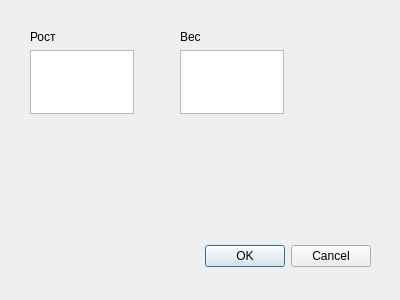
sis34/msiu, file new_task_interface/medicine/dialog.ui: the form before one commit.
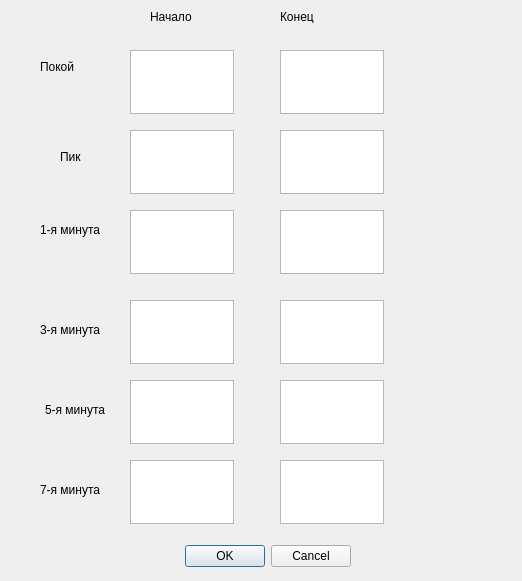
The form after the commit.

What changed in the file:
```diff
--- a/new_task_interface/medicine/dialog.ui
+++ b/new_task_interface/medicine/dialog.ui
@@ -6,8 +6,8 @@
    <rect>
     <x>0</x>
     <y>0</y>
-    <width>400</width>
-    <height>300</height>
+    <width>522</width>
+    <height>581</height>
    </rect>
   </property>
   <property name="windowTitle">
@@ -16,8 +16,8 @@
   <widget class="QDialogButtonBox" name="buttonBox">
    <property name="geometry">
     <rect>
-     <x>30</x>
-     <y>240</y>
+     <x>10</x>
+     <y>540</y>
      <width>341</width>
      <height>32</height>
     </rect>
@@ -32,7 +32,7 @@
   <widget class="QTextEdit" name="height">
    <property name="geometry">
     <rect>
-     <x>30</x>
+     <x>130</x>
      <y>50</y>
      <width>104</width>
      <height>64</height>
@@ -51,7 +51,7 @@
   <widget class="QTextEdit" name="weight">
    <property name="geometry">
     <rect>
-     <x>180</x>
+     <x>280</x>
      <y>50</y>
      <width>104</width>
      <height>64</height>
@@ -67,27 +67,295 @@
   <widget class="QLabel" name="label">
    <property name="geometry">
     <rect>
-     <x>30</x>
-     <y>30</y>
+     <x>40</x>
+     <y>60</y>
      <width>46</width>
      <height>13</height>
     </rect>
    </property>
    <property name="text">
-    <string>Рост</string>
+    <string>Покой</string>
    </property>
   </widget>
   <widget class="QLabel" name="label_2">
    <property name="geometry">
     <rect>
-     <x>180</x>
-     <y>30</y>
+     <x>280</x>
+     <y>10</y>
      <width>46</width>
      <height>13</height>
     </rect>
    </property>
    <property name="text">
-    <string>Вес</string>
+    <string>Конец</string>
+   </property>
+  </widget>
+  <widget class="QTextEdit" name="top_begin">
+   <property name="geometry">
+    <rect>
+     <x>130</x>
+     <y>130</y>
+     <width>104</width>
+     <height>64</height>
+    </rect>
+   </property>
+   <property name="whatsThis">
+    <string>рост</string>
+   </property>
+   <property name="inputMethodHints">
+    <set>Qt::ImhDigitsOnly</set>
+   </property>
+   <property name="autoFormatting">
+    <set>QTextEdit::AutoAll</set>
+   </property>
+  </widget>
+  <widget class="QTextEdit" name="top_end">
+   <property name="geometry">
+    <rect>
+     <x>280</x>
+     <y>130</y>
+     <width>104</width>
+     <height>64</height>
+    </rect>
+   </property>
+   <property name="whatsThis">
+    <string>рост</string>
+   </property>
+   <property name="inputMethodHints">
+    <set>Qt::ImhDigitsOnly</set>
+   </property>
+   <property name="autoFormatting">
+    <set>QTextEdit::AutoAll</set>
+   </property>
+  </widget>
+  <widget class="QTextEdit" name="first_minute_begin">
+   <property name="geometry">
+    <rect>
+     <x>130</x>
+     <y>210</y>
+     <width>104</width>
+     <height>64</height>
+    </rect>
+   </property>
+   <property name="whatsThis">
+    <string>рост</string>
+   </property>
+   <property name="inputMethodHints">
+    <set>Qt::ImhDigitsOnly</set>
+   </property>
+   <property name="autoFormatting">
+    <set>QTextEdit::AutoAll</set>
+   </property>
+  </widget>
+  <widget class="QTextEdit" name="first_minute_end">
+   <property name="geometry">
+    <rect>
+     <x>280</x>
+     <y>210</y>
+     <width>104</width>
+     <height>64</height>
+    </rect>
+   </property>
+   <property name="whatsThis">
+    <string>рост</string>
+   </property>
+   <property name="inputMethodHints">
+    <set>Qt::ImhDigitsOnly</set>
+   </property>
+   <property name="autoFormatting">
+    <set>QTextEdit::AutoAll</set>
+   </property>
+  </widget>
+  <widget class="QTextEdit" name="third_minute_begin">
+   <property name="geometry">
+    <rect>
+     <x>130</x>
+     <y>300</y>
+     <width>104</width>
+     <height>64</height>
+    </rect>
+   </property>
+   <property name="whatsThis">
+    <string>рост</string>
+   </property>
+   <property name="inputMethodHints">
+    <set>Qt::ImhDigitsOnly</set>
+   </property>
+   <property name="autoFormatting">
+    <set>QTextEdit::AutoAll</set>
+   </property>
+  </widget>
+  <widget class="QTextEdit" name="third_minute_end">
+   <property name="geometry">
+    <rect>
+     <x>280</x>
+     <y>300</y>
+     <width>104</width>
+     <height>64</height>
+    </rect>
+   </property>
+   <property name="whatsThis">
+    <string>рост</string>
+   </property>
+   <property name="inputMethodHints">
+    <set>Qt::ImhDigitsOnly</set>
+   </property>
+   <property name="autoFormatting">
+    <set>QTextEdit::AutoAll</set>
+   </property>
+  </widget>
+  <widget class="QTextEdit" name="seventh_minute_begin">
+   <property name="geometry">
+    <rect>
+     <x>130</x>
+     <y>460</y>
+     <width>104</width>
+     <height>64</height>
+    </rect>
+   </property>
+   <property name="whatsThis">
+    <string>рост</string>
+   </property>
+   <property name="inputMethodHints">
+    <set>Qt::ImhDigitsOnly</set>
+   </property>
+   <property name="autoFormatting">
+    <set>QTextEdit::AutoAll</set>
+   </property>
+  </widget>
+  <widget class="QTextEdit" name="fifth_minute_end">
+   <property name="geometry">
+    <rect>
+     <x>280</x>
+     <y>380</y>
+     <width>104</width>
+     <height>64</height>
+    </rect>
+   </property>
+   <property name="whatsThis">
+    <string>рост</string>
+   </property>
+   <property name="inputMethodHints">
+    <set>Qt::ImhDigitsOnly</set>
+   </property>
+   <property name="autoFormatting">
+    <set>QTextEdit::AutoAll</set>
+   </property>
+  </widget>
+  <widget class="QTextEdit" name="seventh_minute_end">
+   <property name="geometry">
+    <rect>
+     <x>280</x>
+     <y>460</y>
+     <width>104</width>
+     <height>64</height>
+    </rect>
+   </property>
+   <property name="whatsThis">
+    <string>рост</string>
+   </property>
+   <property name="inputMethodHints">
+    <set>Qt::ImhDigitsOnly</set>
+   </property>
+   <property name="autoFormatting">
+    <set>QTextEdit::AutoAll</set>
+   </property>
+  </widget>
+  <widget class="QTextEdit" name="fifth_minute_begin">
+   <property name="geometry">
+    <rect>
+     <x>130</x>
+     <y>380</y>
+     <width>104</width>
+     <height>64</height>
+    </rect>
+   </property>
+   <property name="whatsThis">
+    <string>рост</string>
+   </property>
+   <property name="inputMethodHints">
+    <set>Qt::ImhDigitsOnly</set>
+   </property>
+   <property name="autoFormatting">
+    <set>QTextEdit::AutoAll</set>
+   </property>
+  </widget>
+  <widget class="QLabel" name="label_3">
+   <property name="geometry">
+    <rect>
+     <x>40</x>
+     <y>480</y>
+     <width>71</width>
+     <height>20</height>
+    </rect>
+   </property>
+   <property name="text">
+    <string>7-я минута</string>
+   </property>
+  </widget>
+  <widget class="QLabel" name="label_5">
+   <property name="geometry">
+    <rect>
+     <x>150</x>
+     <y>10</y>
+     <width>46</width>
+     <height>13</height>
+    </rect>
+   </property>
+   <property name="text">
+    <string>Начало</string>
+   </property>
+  </widget>
+  <widget class="QLabel" name="label_6">
+   <property name="geometry">
+    <rect>
+     <x>60</x>
+     <y>150</y>
+     <width>46</width>
+     <height>13</height>
+    </rect>
+   </property>
+   <property name="text">
+    <string>Пик</string>
+   </property>
+  </widget>
+  <widget class="QLabel" name="label_7">
+   <property name="geometry">
+    <rect>
+     <x>40</x>
+     <y>220</y>
+     <width>71</width>
+     <height>20</height>
+    </rect>
+   </property>
+   <property name="text">
+    <string>1-я минута</string>
+   </property>
+  </widget>
+  <widget class="QLabel" name="label_9">
+   <property name="geometry">
+    <rect>
+     <x>45</x>
+     <y>400</y>
+     <width>71</width>
+     <height>20</height>
+    </rect>
+   </property>
+   <property name="text">
+    <string>5-я минута</string>
+   </property>
+  </widget>
+  <widget class="QLabel" name="label_11">
+   <property name="geometry">
+    <rect>
+     <x>40</x>
+     <y>320</y>
+     <width>71</width>
+     <height>20</height>
+    </rect>
+   </property>
+   <property name="text">
+    <string>3-я минута</string>
    </property>
   </widget>
  </widget>
```
Left out of the diff: 4 changed lines with no effect on the pictures.
